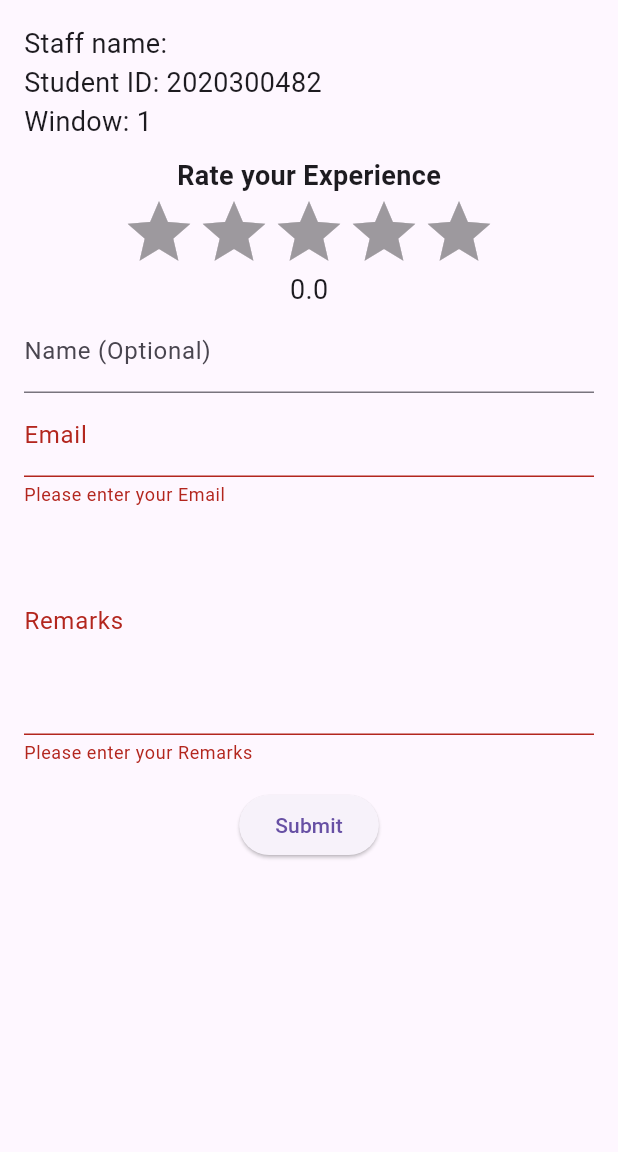
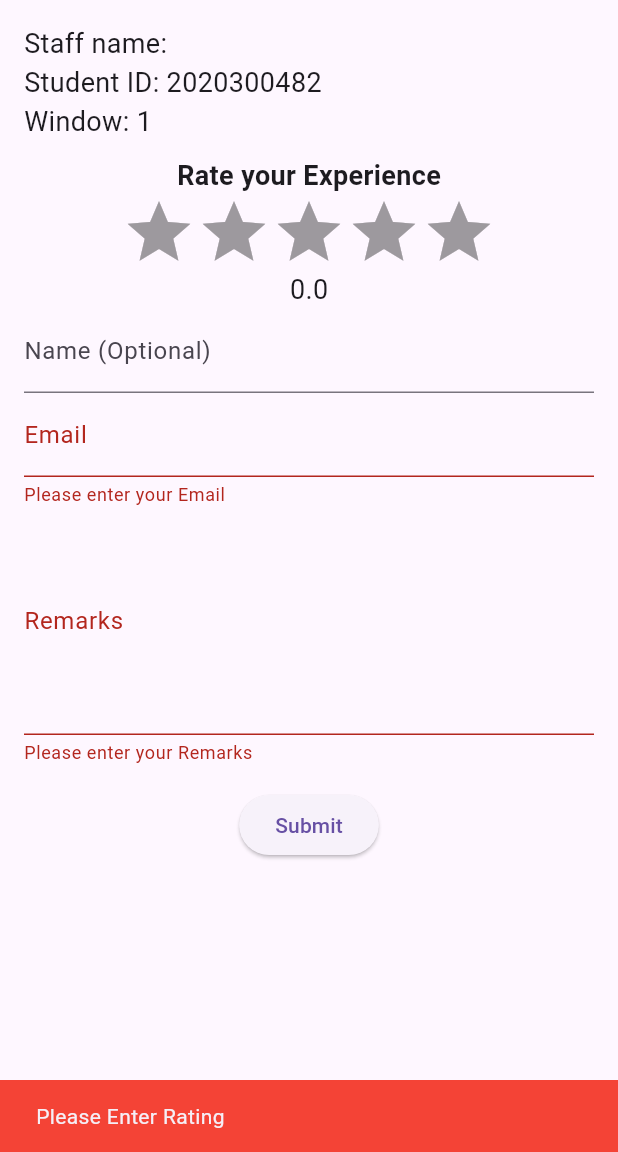
Before and after one commit to adrianauguis/Registrar-feedback-app, a Flutter app: the RegistrarFeedback screen opened directly with empty values, after a tap on "Submit", on a phone screen of 412 x 824 dp, the part 84-1236 px from its top. Run offline on Flutter 3.47's test engine with Material 3 defaults, Android fonts, the phone set to English and light mode, and no system bars; drawn by our look-alikes of flutter_rating_bar.

Commit message:
fix: feedback validators

```diff
--- a/lib/registrar_feedback.dart
+++ b/lib/registrar_feedback.dart
@@ -117,7 +117,13 @@ class _RegistrarFeedbackState extends State<RegistrarFeedback> {
               const SizedBox(height: 16),
               Center(child: ElevatedButton(
                 onPressed: () {
-                  if (_formKey.currentState!.validate() && _window != 3) {
+                  const snackBar = SnackBar(
+                    content: Text('Please Enter Rating'),
+                    backgroundColor: Colors.red,
+                    duration: Duration(seconds: 2),
+                  );
+                  if (_rating == 0){ScaffoldMessenger.of(context).showSnackBar(snackBar);}
+                  if (_formKey.currentState!.validate() && _rating != 0 && _window != 3) {
                     _formKey.currentState!.save();
                     Navigator.pushReplacement(
                       context,
```
